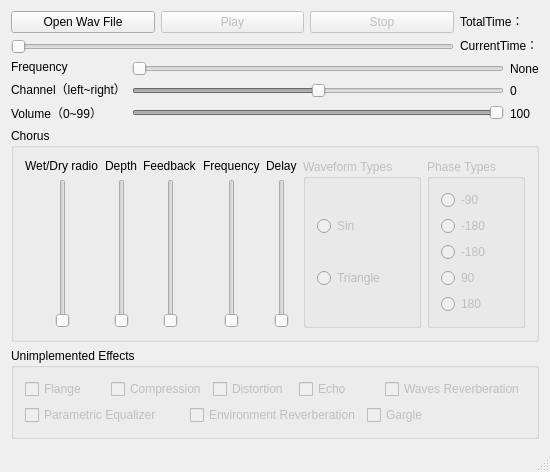
Above: Audio/DirectSoundPlay/mainwindow.ui from lgxZJ/Miscellaneous before the change. Below: the same form after it.
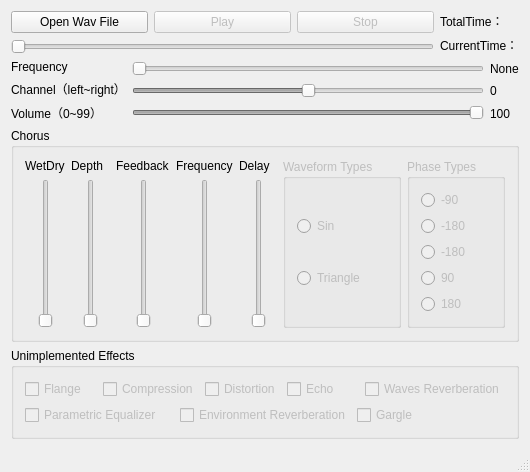
That is the form after the change.

```diff
--- a/Audio/DirectSoundPlay/mainwindow.ui
+++ b/Audio/DirectSoundPlay/mainwindow.ui
@@ -199,7 +199,7 @@
          <item>
           <widget class="QLabel" name="wetDryLabel">
            <property name="text">
-            <string>Wet/Dry radio</string>
+            <string>WetDry</string>
            </property>
           </widget>
          </item>
@@ -464,7 +464,7 @@
           <item row="0" column="0">
            <widget class="QRadioButton" name="sinRadio">
             <property name="enabled">
-             <bool>false</bool>
+             <bool>true</bool>
             </property>
             <property name="text">
              <string>Sin</string>
```
Left out of the diff: 2 changed lines with no effect on the pictures.
